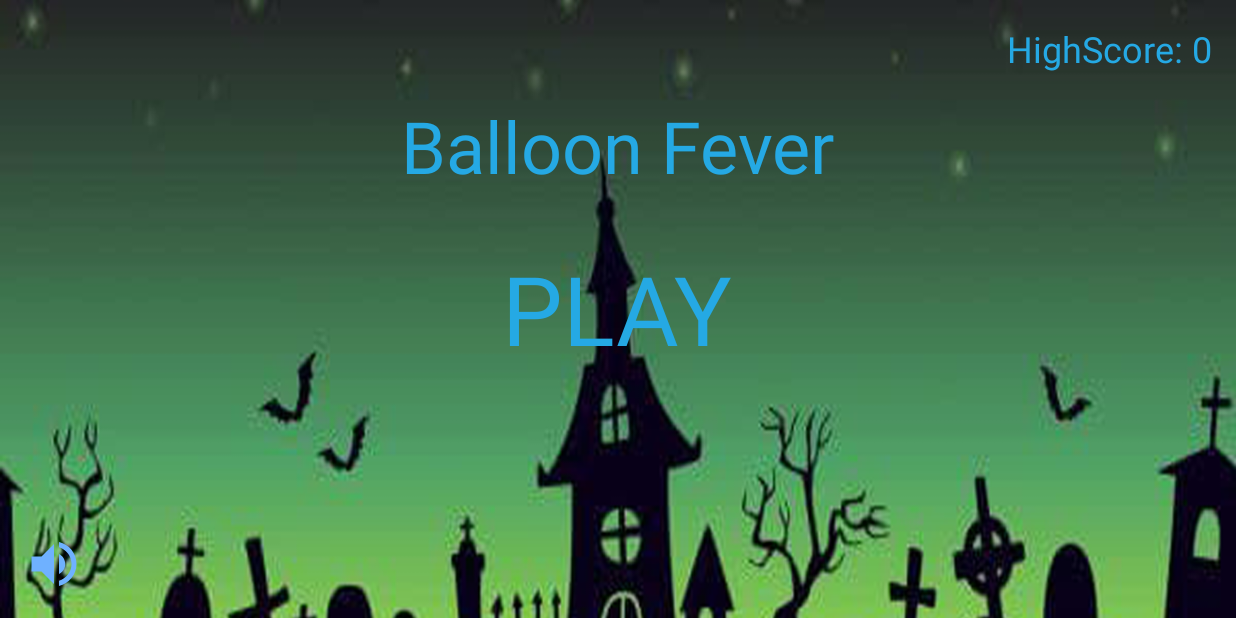
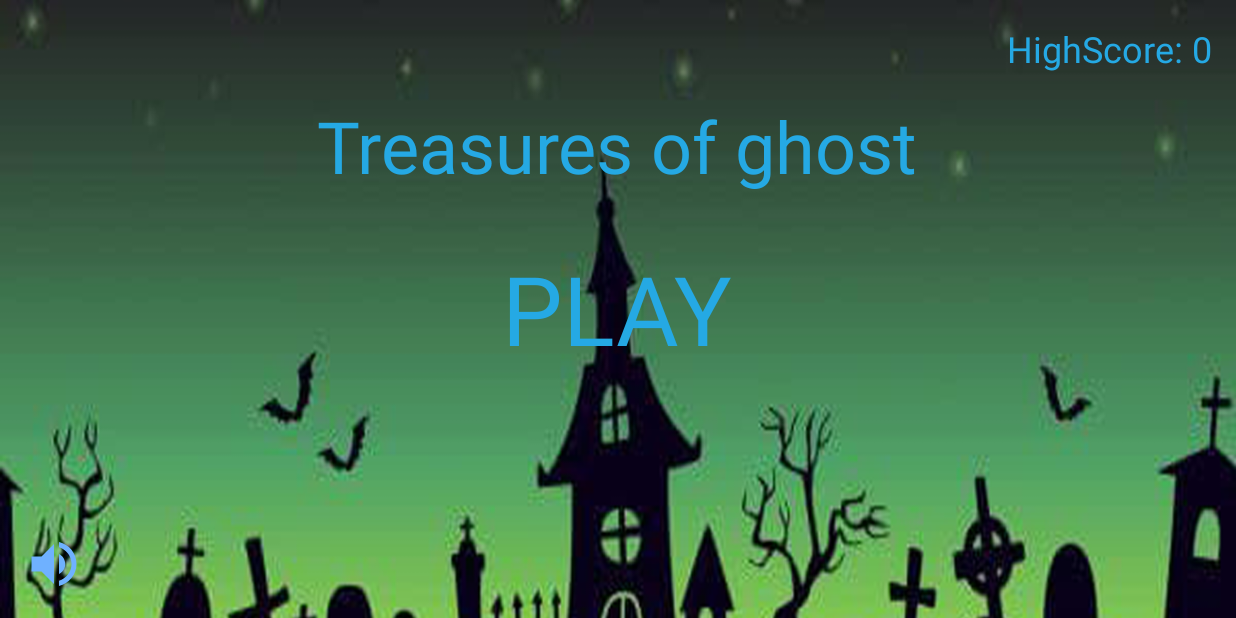
Before and after one commit to viktorgrom/Treasures_of_ghost, an Android app: the MainActivity screen opened directly, with no data from a screen before it, on a phone screen of 824 x 412 dp (held sideways). Run offline under Robolectric (Android 15) with nearby library versions, the phone set to English and light mode, and no system bars; libraries missing offline, so code that uses them is left out: com.onesignal; 2 statements that could not run were skipped.

Commit message:
add app name

```diff
--- a/app/src/main/res/layout/activity_main.xml
+++ b/app/src/main/res/layout/activity_main.xml
@@ -16,7 +16,7 @@
         android:layout_width="wrap_content"
         android:layout_height="wrap_content"
         android:textSize="48sp"
-        android:text="Balloon Fever"
+        android:text="@string/app_name"
         android:textColor="#25A9E4"
         android:layout_below="@id/highScoreTxt"
         android:layout_above="@id/play"
```
